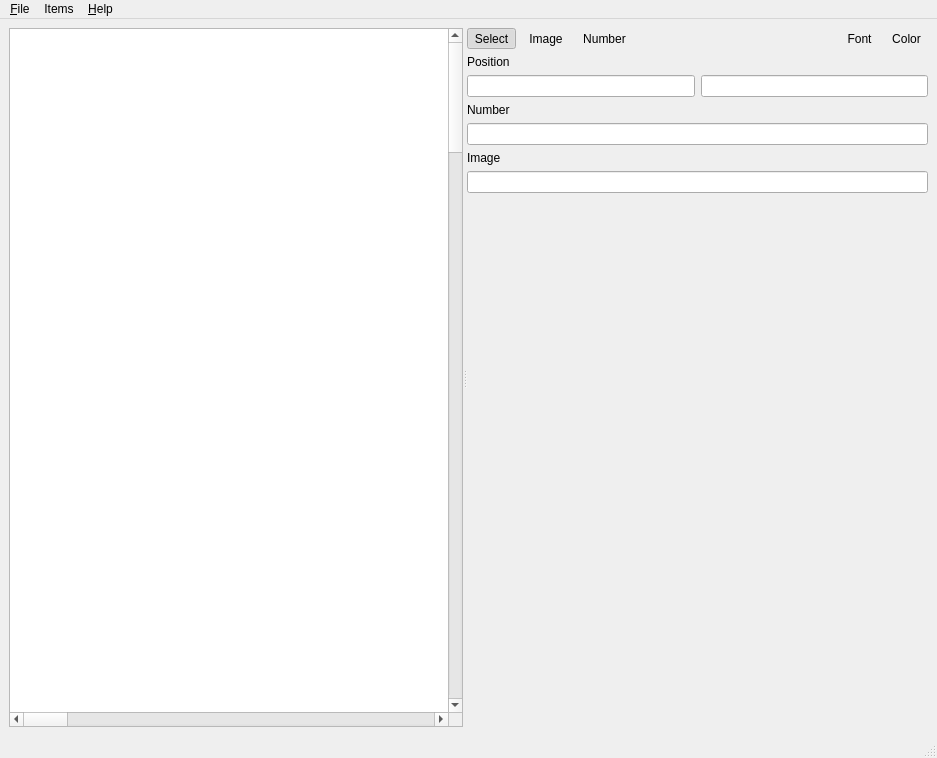
Before: the Qt Designer form ui/mainwindow.ui in kervala/mapmaker, drawn with Qt 5.
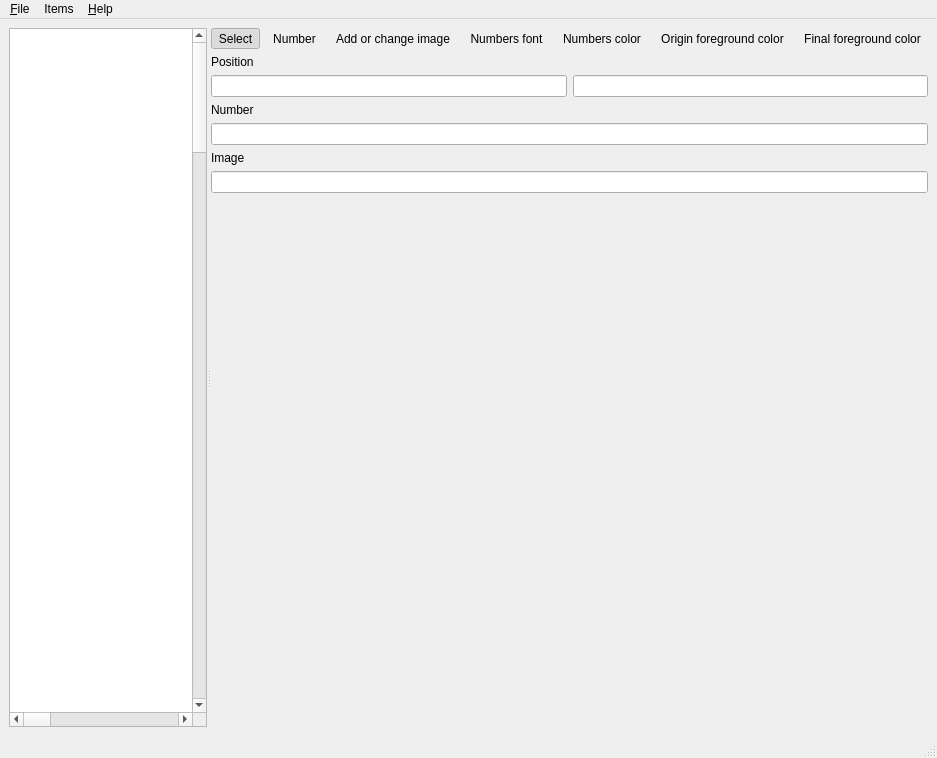
After: the same form once the commit is applied. Icons and pictures are not drawn.

Commit message: Changed: New buttons to change colors of foreground

```diff
--- a/ui/mainwindow.ui
+++ b/ui/mainwindow.ui
@@ -30,10 +30,10 @@
         </rectf>
        </property>
       </widget>
-      <widget class="QWidget" name="">
+      <widget class="QWidget" name="layoutWidget">
        <layout class="QVBoxLayout" name="verticalLayout">
         <item>
-         <layout class="QHBoxLayout" name="toolsLayout" stretch="0,0,0,1,0,0">
+         <layout class="QHBoxLayout" name="toolsLayout" stretch="0,0,1,0,0,0,0,0">
           <item>
            <widget class="QToolButton" name="selectButton">
             <property name="text">
@@ -57,26 +57,6 @@
             </property>
            </widget>
           </item>
-          <item>
-           <widget class="QToolButton" name="imageButton">
-            <property name="text">
-             <string>Image</string>
-            </property>
-            <property name="icon">
-             <iconset resource="../res/resources.qrc">
-              <normaloff>:/icons/image.png</normaloff>:/icons/image.png</iconset>
-            </property>
-            <property name="checkable">
-             <bool>true</bool>
-            </property>
-            <property name="autoExclusive">
-             <bool>true</bool>
-            </property>
-            <property name="autoRaise">
-             <bool>true</bool>
-            </property>
-           </widget>
-          </item>
           <item>
            <widget class="QToolButton" name="numberButton">
             <property name="text">
@@ -110,10 +90,30 @@
             </property>
            </spacer>
           </item>
+          <item>
+           <widget class="QToolButton" name="imageButton">
+            <property name="text">
+             <string>Add or change image</string>
+            </property>
+            <property name="icon">
+             <iconset resource="../res/resources.qrc">
+              <normaloff>:/icons/image.png</normaloff>:/icons/image.png</iconset>
+            </property>
+            <property name="checkable">
+             <bool>true</bool>
+            </property>
+            <property name="autoExclusive">
+             <bool>true</bool>
+            </property>
+            <property name="autoRaise">
+             <bool>true</bool>
+            </property>
+           </widget>
+          </item>
           <item>
            <widget class="QToolButton" name="fontButton">
             <property name="text">
-             <string>Font</string>
+             <string>Numbers font</string>
             </property>
             <property name="icon">
              <iconset resource="../res/resources.qrc">
@@ -127,7 +127,35 @@
           <item>
            <widget class="QToolButton" name="colorButton">
             <property name="text">
-             <string>Color</string>
+             <string>Numbers color</string>
+            </property>
+            <property name="icon">
+             <iconset resource="../res/resources.qrc">
+              <normaloff>:/icons/color.png</normaloff>:/icons/color.png</iconset>
+            </property>
+            <property name="autoRaise">
+             <bool>true</bool>
+            </property>
+           </widget>
+          </item>
+          <item>
+           <widget class="QToolButton" name="originForegroundColorButton">
+            <property name="text">
+             <string>Origin foreground color</string>
+            </property>
+            <property name="icon">
+             <iconset resource="../res/resources.qrc">
+              <normaloff>:/icons/color.png</normaloff>:/icons/color.png</iconset>
+            </property>
+            <property name="autoRaise">
+             <bool>true</bool>
+            </property>
+           </widget>
+          </item>
+          <item>
+           <widget class="QToolButton" name="finalForegroundColorButton">
+            <property name="text">
+             <string>Final foreground color</string>
             </property>
             <property name="icon">
              <iconset resource="../res/resources.qrc">
```
The commit also changes 7 other files.
